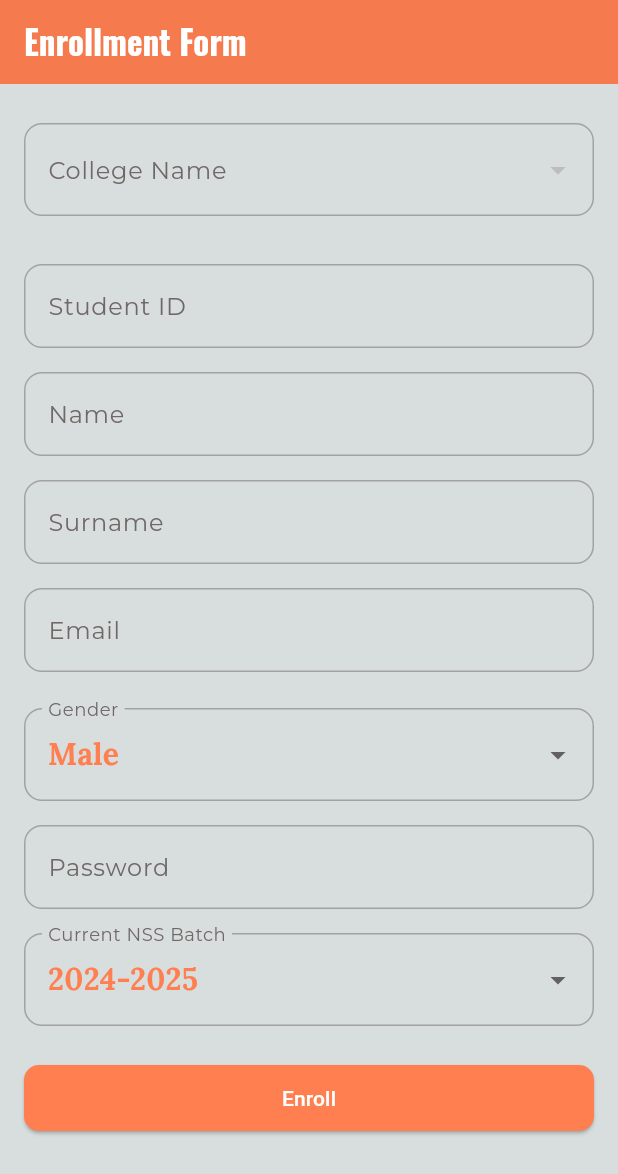
After one commit to aman0-007/swayamsevak, a Flutter app: the screen it shows after launch, on a phone screen of 412 x 824 dp. The commit adds this screen. Shown: the top 1174 px of the screen. Run offline on Flutter 3.47's test engine with Material 3 defaults, Android fonts, the phone set to English and light mode, and no system bars; our stand-ins replace google_fonts; network calls fail.

Commit message:
enrollment done

```diff
--- /dev/null
+++ b/lib/components/enrollment_page/backend/enroll.dart
@@ -0,0 +1,23 @@
+import 'dart:convert';
+import 'package:http/http.dart' as http;
+
+class BackendService {
+  final String baseUrl;
+
+  BackendService(this.baseUrl);
+
+  Future<Map<String, dynamic>> addStudent(String collegeId, Map<String, dynamic> formData) async {
+    final url = Uri.parse("$baseUrl/api/add-student/$collegeId");
+    final response = await http.post(
+      url,
+      headers: {"Content-Type": "application/json"},
+      body: jsonEncode(formData),
+    );
+
+    if (response.statusCode == 201) {
+      return jsonDecode(response.body);
+    } else {
+      throw Exception(jsonDecode(response.body)['message'] ?? "Failed to add student");
+    }
+  }
+}
--- a/lib/components/login_page/college_dropdown.dart
+++ b/lib/components/enrollment_page/college_dropdown.dart
@@ -49,10 +49,6 @@ class _CollegeDropdownState extends State<CollegeDropdown> {
     return Column(
       crossAxisAlignment: CrossAxisAlignment.start,
       children: [
-        const Text(
-          'Select a College:',
-          style: TextStyle(fontSize: 18, fontWeight: FontWeight.bold),
-        ),
         const SizedBox(height: 10),
         DropdownButtonFormField<String>(
           value: selectedCollegeName,
@@ -69,7 +65,7 @@ class _CollegeDropdownState extends State<CollegeDropdown> {
                       (college) => college['collegeName'] == value)['clgDbId'];
             });
 
-            widget.onCollegeChanged(selectedCollegeId); // Call the callback with selected college ID
+            widget.onCollegeChanged(selectedCollegeId); // Pass the selected college ID
           },
           decoration: InputDecoration(
             labelText: 'College Name',
--- a/lib/components/login_page/dropdown_input.dart
+++ b/lib/components/enrollment_page/dropdown_input.dart
@@ -21,10 +21,10 @@ class DropdownInputField<T> extends StatelessWidget {
     return Column(
       crossAxisAlignment: CrossAxisAlignment.start,
       children: [
-        Text(
-          label,
-          style: theme.textTheme.bodyLarge,
-        ),
+        // Text(
+        //   label,
+        //   style: theme.textTheme.bodyLarge,
+        // ),
         const SizedBox(height: 8),
         DropdownButtonFormField<T>(
           value: selectedValue,
@@ -42,6 +42,7 @@ class DropdownInputField<T> extends StatelessWidget {
             enabledBorder: theme.inputDecorationTheme.enabledBorder,
             focusedBorder: theme.inputDecorationTheme.focusedBorder,
             labelStyle: theme.inputDecorationTheme.labelStyle,
+            labelText: label
           ),
         ),
       ],
--- /dev/null
+++ b/lib/components/enrollment_page/nss_batch_dropdown.dart
@@ -0,0 +1,64 @@
+import 'package:flutter/material.dart';
+
+class NssBatchDropdown extends StatefulWidget {
+  final String selectedBatch;
+  final ValueChanged<String?> onBatchChanged;
+
+  const NssBatchDropdown({
+    Key? key,
+    required this.selectedBatch,
+    required this.onBatchChanged,
+  }) : super(key: key);
+
+  @override
+  State<NssBatchDropdown> createState() => _NssBatchDropdownState();
+}
+
+class _NssBatchDropdownState extends State<NssBatchDropdown> {
+  late List<String> nssBatches;
+
+  @override
+  void initState() {
+    super.initState();
+    _updateNssBatches();
+  }
+
+  void _updateNssBatches() {
+    final currentYearInt = DateTime.now().year;
+
+    final previousYear = currentYearInt - 1;
+    final nextYear = currentYearInt + 1;
+    final nextToNextYear = currentYearInt + 2;
+
+    setState(() {
+      nssBatches = [
+        "$previousYear-$currentYearInt",
+        "$currentYearInt-$nextYear",
+        "$nextYear-$nextToNextYear"
+      ];
+    });
+
+    // Ensure the selectedBatch is valid
+    if (!nssBatches.contains(widget.selectedBatch)) {
+      widget.onBatchChanged(nssBatches.first);
+    }
+  }
+
+  @override
+  Widget build(BuildContext context) {
+    return DropdownButtonFormField<String>(
+      value: widget.selectedBatch,
+      items: nssBatches.map((batch) {
+        return DropdownMenuItem<String>(
+          value: batch,
+          child: Text(batch),
+        );
+      }).toList(),
+      onChanged: widget.onBatchChanged,
+      decoration: const InputDecoration(
+        labelText: "Current NSS Batch",
+        border: OutlineInputBorder(),
+      ),
+    );
+  }
+}
--- a/lib/main.dart
+++ b/lib/main.dart
@@ -1,5 +1,5 @@
 import 'package:flutter/material.dart';
-import 'package:swayamsevak/pages/login_page.dart';
+import 'package:swayamsevak/pages/enrollment_page.dart';
 import 'package:swayamsevak/theme/myAppTheme.dart';
 
 void main() {
@@ -15,7 +15,7 @@ class MyApp extends StatelessWidget {
       debugShowCheckedModeBanner: false,
       title: 'Flutter Demo',
       theme: CustomTheme.theme,  // Use the custom theme here
-      home: const LoginPage(),
+      home: const EnrollmentPage(),
     );
   }
 }
--- /dev/null
+++ b/lib/pages/enrollment_page.dart
@@ -0,0 +1,174 @@
+import 'package:flutter/material.dart';
+import 'package:swayamsevak/components/enrollment_page/backend/enroll.dart';
+import 'package:swayamsevak/components/enrollment_page/college_dropdown.dart';
+import 'package:swayamsevak/components/enrollment_page/department_dropdown.dart';
+import 'package:swayamsevak/components/enrollment_page/dropdown_input.dart';
+import 'package:swayamsevak/components/enrollment_page/email_input.dart';
+import 'package:swayamsevak/components/enrollment_page/password_input.dart';
+import 'package:swayamsevak/components/enrollment_page/text_input.dart';
+import 'package:swayamsevak/components/enrollment_page/nss_batch_dropdown.dart';
+import 'package:swayamsevak/components/enrollment_page/year_dropdown.dart';
+
+class EnrollmentPage extends StatefulWidget {
+  const EnrollmentPage({Key? key}) : super(key: key);
+
+  @override
+  _EnrollmentPageState createState() => _EnrollmentPageState();
+}
+
+class _EnrollmentPageState extends State<EnrollmentPage> {
+  final TextEditingController studIdController = TextEditingController();
+  final TextEditingController nameController = TextEditingController();
+  final TextEditingController surnameController = TextEditingController();
+  final TextEditingController emailController = TextEditingController();
+  final TextEditingController passwordController = TextEditingController();
+
+  String selectedCollege = "Select College";
+  String selectedGender = "Male";
+  // String currentYear = "First";
+  late String currentNssBatch;
+  String? selectedCollegeId;
+  String selectedDepartment = "Select Department";
+  String? selectedYear;
+
+  final List<String> genders = ["Male", "Female", "Other"];
+  final BackendService backendService = BackendService("http://213.210.37.81:1234");
+
+  @override
+  void initState() {
+    super.initState();
+    currentNssBatch = _generateDefaultBatch();
+  }
+
+  String _generateDefaultBatch() {
+    final currentYearInt = DateTime.now().year;
+    return "$currentYearInt-${currentYearInt + 1}";
+  }
+
+  Future<void> _handleSubmit() async {
+    final formData = {
+      "stud_id": studIdController.text.trim(),
+      "name": nameController.text.trim().toUpperCase(),
+      "surname": surnameController.text.trim().toUpperCase(),
+      "email": emailController.text.trim().toUpperCase(),
+      "gender": selectedGender.trim().toUpperCase(),
+      "password": passwordController.text.trim(),
+      "CurrentYear": selectedYear ?? "",
+      "currentNssBatch": currentNssBatch,
+      "class": selectedDepartment,
+    };
+
+    if (selectedYear == null ||
+        selectedYear == "" ||
+        selectedCollege == "" || // Ensure selectedCollege is not empty
+        formData.values.any((value) => value.isEmpty)) {
+      _showSnackbar("other out all fields", Colors.red);
+      return;
+    }
+    try {
+      final response = await backendService.addStudent(selectedCollegeId!, formData);
+      _showSnackbar(response['message'] ?? "Student added successfully", Colors.green);
+    } catch (e) {
+      _showSnackbar("An error occurred: $e", Colors.red);
+    }
+  }
+
+  void _showSnackbar(String message, Color backgroundColor) {
+    final theme = Theme.of(context);
+    ScaffoldMessenger.of(context).showSnackBar(
+      SnackBar(
+        content: Text(message, style: theme.textTheme.bodyMedium?.copyWith(color: Colors.white)),
+        backgroundColor: backgroundColor,
+        behavior: SnackBarBehavior.floating,
+        duration: const Duration(seconds: 3),
+      ),
+    );
+  }
+
+  // Callback function for year selection
+  void _onYearChanged(String? year) {
+    setState(() {
+      selectedYear = year;
+    });
+  }
+
+  @override
+  Widget build(BuildContext context) {
+    final theme = Theme.of(context);
+
+    return Scaffold(
+      appBar: AppBar(
+        title: const Text("Enrollment Form"),
+      ),
+      body: Padding(
+        padding: const EdgeInsets.all(16.0),
+        child: SingleChildScrollView(
+          child: Column(
+            crossAxisAlignment: CrossAxisAlignment.stretch,
+            children: [
+              CollegeDropdown(
+                onCollegeChanged: (collegeId) {
+                  setState(() {
+                    selectedCollegeId = collegeId; // Update the selectedCollegeId here
+                  });
+                },
+              ),
+              const SizedBox(height: 16),
+              // Only show the DepartmentDropdown if selectedCollegeId is not null
+              if (selectedCollegeId != null)
+                DepartmentDropdown(
+                  collegeId: selectedCollegeId!,
+                  onDepartmentChanged: (department) {
+                    setState(() {
+                      selectedDepartment = department ?? "Select Department";
+                    });
+                  },
+                ),
+              if (selectedCollegeId != null && selectedDepartment != "Select Department")
+                YearDropdown(
+                  collegeId: selectedCollegeId!,
+                  departmentName: selectedDepartment,
+                  onYearChanged: _onYearChanged, // Pass the callback function
+                ),
+              const SizedBox(height: 16),
+              TextInputField(label: "Student ID", controller: studIdController),
+              const SizedBox(height: 16),
+              TextInputField(label: "Name", controller: nameController),
+              const SizedBox(height: 16),
+              TextInputField(label: "Surname", controller: surnameController),
+              const SizedBox(height: 16),
+              EmailInputField(label: "Email", controller: emailController),
+              const SizedBox(height: 16),
+              DropdownInputField<String>(
+                label: "Gender",
+                items: genders,
+                selectedValue: selectedGender,
+                onChanged: (value) => setState(() {
+                  selectedGender = value!;
+                }),
+              ),
+              const SizedBox(height: 16),
+              PasswordInputField(
+                label: "Password",
+                controller: passwordController,
+              ),
+              const SizedBox(height: 16),
+              NssBatchDropdown(
+                selectedBatch: currentNssBatch,
+                onBatchChanged: (value) => setState(() {
+                  currentNssBatch = value!;
+                }),
+              ),
+              const SizedBox(height: 24),
+              ElevatedButton(
+                style: theme.elevatedButtonTheme.style,
+                onPressed: _handleSubmit,
+                child: const Text("Enroll"),
+              ),
+            ],
+          ),
+        ),
+      ),
+    );
+  }
+}
--- a/lib/theme/myAppTheme.dart
+++ b/lib/theme/myAppTheme.dart
@@ -113,6 +113,22 @@ class CustomTheme {
         elevation: 8,
       ),
 
+      // Snackbar theme
+      snackBarTheme: SnackBarThemeData(
+        backgroundColor: coral, // Background color of the snackbar
+        contentTextStyle: GoogleFonts.montserrat(
+          fontSize: 14,
+          fontWeight: FontWeight.w500,
+          color: white, // Text color in the snackbar
+        ),
+        actionTextColor: white, // Color of action buttons in the snackbar
+        shape: RoundedRectangleBorder(
+          borderRadius: BorderRadius.circular(12), // Rounded corners
+        ),
+        behavior: SnackBarBehavior.floating, // Floating style for the snackbar
+        elevation: 4, // Shadow elevation
+      ),
+
       // Input Decoration theme
       inputDecorationTheme: InputDecorationTheme(
         filled: true,
```
Also changed, not shown: lib/components/enrollment_page/department_dropdown.dart (added, +91 -0 lines), lib/components/enrollment_page/submit_button.dart (added, +42 -0 lines), lib/components/enrollment_page/year_dropdown.dart (added, +83 -0 lines), lib/pages/login_page.dart (+77 -91 lines), lib/components/enrollment_page/email_input.dart (renamed from lib/components/login_page/email_input.dart), lib/components/enrollment_page/password_input.dart (renamed from lib/components/login_page/password_input.dart), lib/components/enrollment_page/text_input.dart (renamed from lib/components/login_page/text_input.dart), lib/components/login_page/login.dart (added).
